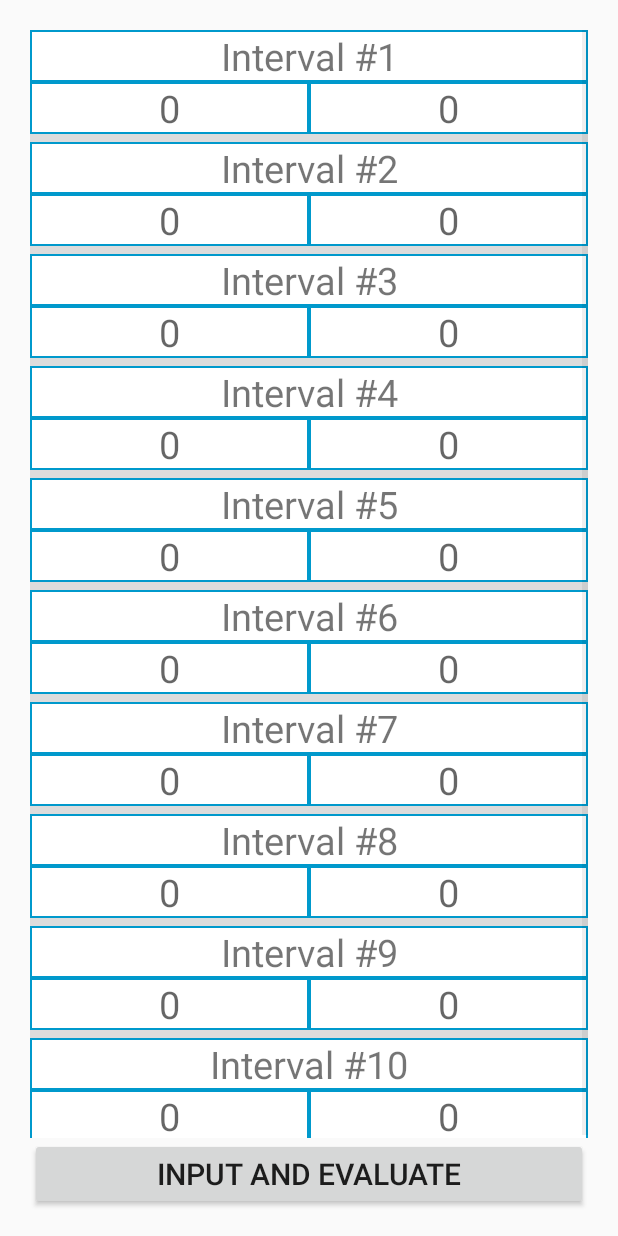
After one commit to sanstorik/confidence_interval_operations, an Android app: the ConfidenceArrayListActivity screen opened directly, with no data from a screen before it, on a phone screen of 412 x 824 dp. The commit adds this screen. Run offline under Robolectric (Android 15) with nearby library versions, the phone set to English and light mode, and no system bars.

Commit message:
implemented array input activity, all operations are done

```diff
--- a/app/build.gradle
+++ b/app/build.gradle
@@ -26,10 +26,10 @@ dependencies {
     androidTestCompile('com.android.support.test.espresso:espresso-core:2.2.2', {
         exclude group: 'com.android.support', module: 'support-annotations'
     })
+    compile "org.jetbrains.kotlin:kotlin-stdlib-jre7:$kotlin_version"
     compile 'com.android.support:appcompat-v7:26.+'
     compile 'com.android.support.constraint:constraint-layout:1.0.2'
     testCompile 'junit:junit:4.12'
-    compile "org.jetbrains.kotlin:kotlin-stdlib-jre7:$kotlin_version"
 }
 repositories {
     mavenCentral()
--- /dev/null
+++ b/app/src/main/java/com/example/chloe/confidence_interval_operations/interval_array_input/ConfidenceArrayListActivity.kt
@@ -0,0 +1,86 @@
+package com.example.chloe.confidence_interval_operations.interval_array_input
+
+import android.content.Intent
+import android.support.v7.app.AppCompatActivity
+import android.os.Bundle
+import android.util.Log
+import android.view.View
+import android.widget.ArrayAdapter
+import android.widget.EditText
+import android.widget.ListView
+import android.widget.TextView
+import com.example.chloe.confidence_interval_operations.MainActivity
+
+import com.example.chloe.confidence_interval_operations.R
+import com.example.chloe.confidence_interval_operations.confidence_operations.ConfidenceInterval
+import com.example.chloe.confidence_interval_operations.confidence_operations.Interval
+import kotlinx.android.synthetic.main.activity_confidence_array_list.*
+
+
+class ConfidenceArrayListActivity : AppCompatActivity() {
+    private val adapter: ArrayAdapter<Interval> by lazy { IntervalAdapter(this) }
+
+    override fun onCreate(savedInstanceState: Bundle?) {
+        super.onCreate(savedInstanceState)
+        setContentView(R.layout.activity_confidence_array_list)
+
+        populateListView()
+
+        input_btn.setOnClickListener {
+            val bundle = Bundle()
+            bundle.putDoubleArray("intervalValues", getArrayFromListView())
+            backToMainActivity(bundle)
+        }
+    }
+
+    private fun populateListView() {
+        for (i in 0 until 10) {
+            adapter.add(ConfidenceInterval.of(0,0))
+        }
+
+        intervalArray_lv.adapter = adapter
+        adapter.notifyDataSetChanged()
+    }
+
+    /**
+     * Sequence of left bound and right bound
+     * so size of this will be ( interval count * 2 )
+     */
+    private fun getArrayFromListView(): DoubleArray {
+        val arr = ArrayList<Double>()
+
+        for (i in 0 until intervalArray_lv.childCount) {
+            val view = getViewByPosition(i, intervalArray_lv)
+
+            val leftBoundText = view.findViewById<EditText>(R.id.leftBound_et).text.toString()
+            val rightBoundText = view.findViewById<EditText>(R.id.rightBound_et).text.toString()
+
+            if (leftBoundText.isEmpty() || rightBoundText.isEmpty()) break
+
+            arr.add(leftBoundText.toDouble())
+            arr.add(rightBoundText.toDouble())
+        }
+        Log.i("tag", arr.size.toString())
+
+        return arr.toDoubleArray()
+    }
+
+    private fun backToMainActivity(bundle: Bundle) {
+        val intent = Intent(this, MainActivity::class.java)
+        intent.putExtra("intervalList", bundle)
+
+
+        startActivity(intent)
+    }
+
+    private fun getViewByPosition(pos: Int, listView: ListView): View {
+        val firstListItemPosition = listView.firstVisiblePosition
+        val lastListItemPosition = firstListItemPosition + listView.childCount - 1
+
+        return if (pos < firstListItemPosition || pos > lastListItemPosition) {
+            listView.adapter.getView(pos, null, listView)
+        } else {
+            listView.getChildAt(pos - firstListItemPosition)
+        }
+    }
+}
--- /dev/null
+++ b/app/src/main/java/com/example/chloe/confidence_interval_operations/interval_array_input/IntervalAdapter.kt
@@ -0,0 +1,61 @@
+package com.example.chloe.confidence_interval_operations.interval_array_input
+
+import android.content.Context
+import android.text.Editable
+import android.text.TextWatcher
+import android.view.LayoutInflater
+import android.view.View
+import android.view.ViewGroup
+import android.widget.ArrayAdapter
+import android.widget.TextView
+import com.example.chloe.confidence_interval_operations.R
+import com.example.chloe.confidence_interval_operations.confidence_operations.Interval
+
+class IntervalAdapter (context: Context):
+        ArrayAdapter<Interval>(context, 0) {
+
+    private var arr = Array(10, {_ -> kotlin.DoubleArray(2) })
+
+    override fun getView(position: Int, convertView: View?, parent: ViewGroup?): View {
+        val view = LayoutInflater.from(context).inflate(R.layout.interval_list_item, parent, false)
+
+        view.findViewById<TextView>(R.id.leftBound_et)
+                .addTextChangedListener(getTextListener(0, position))
+        view.findViewById<TextView>(R.id.rightBound_et)
+                .addTextChangedListener(getTextListener(1, position))
+
+
+        view?.findViewById<TextView>(R.id.interval_tv)?.text = "Interval #${position + 1}"
+
+        val leftBoundEdit = view?.findViewById<TextView>(R.id.leftBound_et)
+        val rightBoundEdit = view?.findViewById<TextView>(R.id.rightBound_et)
+
+        if (arr[position][0] != 0.0) {
+            leftBoundEdit?.text = arr[position][0].toString()
+        }
+        if (arr[position][1] != 0.0) {
+            rightBoundEdit?.text = arr[position][1].toString()
+        }
+
+        return view
+    }
+
+
+    private fun getTextListener(index: Int, position: Int): TextWatcher {
+        return object: TextWatcher {
+            override fun afterTextChanged(p0: Editable?) {
+            }
+
+            override fun beforeTextChanged(p0: CharSequence?, p1: Int, p2: Int, p3: Int) {
+            }
+
+            override fun onTextChanged(p0: CharSequence?, p1: Int, p2: Int, p3: Int) {
+                if (!p0.isNullOrEmpty()) {
+                    arr[position][index] = p0?.toString()?.toDouble()!!
+                } else {
+                    arr[position][index] = 0.0;
+                }
+            }
+        }
+    }
+}
--- /dev/null
+++ b/app/src/main/res/drawable/border.xml
@@ -0,0 +1,4 @@
+<shape xmlns:android="http://schemas.android.com/apk/res/android" android:shape="rectangle" >
+    <solid android:color="@android:color/white" />
+    <stroke android:width="1.5dip" android:color="@android:color/holo_blue_dark"/>
+</shape>
--- /dev/null
+++ b/app/src/main/res/layout/activity_confidence_array_list.xml
@@ -0,0 +1,33 @@
+<?xml version="1.0" encoding="utf-8"?>
+<RelativeLayout xmlns:android="http://schemas.android.com/apk/res/android"
+    xmlns:app="http://schemas.android.com/apk/res-auto"
+    xmlns:tools="http://schemas.android.com/tools"
+    android:layout_width="match_parent"
+    android:layout_height="match_parent"
+    tools:context="com.example.chloe.confidence_interval_operations.interval_array_input.ConfidenceArrayListActivity">
+
+    <ListView
+        android:id="@+id/intervalArray_lv"
+        android:layout_width="match_parent"
+        android:layout_height="50dp"
+        android:layout_alignParentTop="true"
+        android:layout_centerHorizontal="true"
+        android:dividerHeight="5dp"
+        android:layout_marginLeft="20dp"
+        android:layout_marginRight="20dp"
+        android:layout_marginTop="20dp"
+        android:layout_above="@+id/input_btn" />
+
+    <Button
+        android:id="@+id/input_btn"
+        android:layout_width="wrap_content"
+        android:layout_height="wrap_content"
+        android:layout_alignEnd="@+id/intervalArray_lv"
+        android:layout_alignLeft="@+id/intervalArray_lv"
+        android:layout_alignParentBottom="true"
+        android:layout_alignRight="@+id/intervalArray_lv"
+        android:layout_alignStart="@+id/intervalArray_lv"
+        android:layout_marginBottom="17dp"
+        android:text="INPUT AND EVALUATE"
+        android:textSize="20sp" />
+</RelativeLayout>
--- /dev/null
+++ b/app/src/main/res/layout/interval_list_item.xml
@@ -0,0 +1,48 @@
+<?xml version="1.0" encoding="utf-8"?>
+<LinearLayout xmlns:android="http://schemas.android.com/apk/res/android"
+    android:orientation="vertical" android:layout_width="match_parent"
+    android:layout_height="match_parent">
+
+    <TextView
+        android:id="@+id/interval_tv"
+        android:layout_width="match_parent"
+        android:layout_height="wrap_content"
+        android:background="@drawable/border"
+        android:gravity="center_horizontal"
+        android:text="Interval #1"
+        android:textAlignment="center"
+        android:textSize="25sp" />
+
+    <LinearLayout
+        android:layout_width="match_parent"
+        android:layout_height="match_parent"
+        android:orientation="horizontal">
+
+        <EditText
+            android:id="@+id/leftBound_et"
+            android:layout_width="wrap_content"
+            android:layout_height="wrap_content"
+            android:layout_weight="1"
+            android:background="@drawable/border"
+            android:ems="10"
+            android:gravity="center_horizontal"
+            android:hint="0"
+            android:inputType="number"
+            android:textAlignment="center"
+            android:textSize="25sp" />
+
+        <EditText
+            android:id="@+id/rightBound_et"
+            android:layout_width="wrap_content"
+            android:layout_height="wrap_content"
+            android:layout_weight="1"
+            android:background="@drawable/border"
+            android:ems="10"
+            android:gravity="center_horizontal"
+            android:hint="0"
+            android:inputType="number"
+            android:textAlignment="center"
+            android:textSize="25sp" />
+    </LinearLayout>
+
+</LinearLayout>
--- a/app/src/main/res/values/strings.xml
+++ b/app/src/main/res/values/strings.xml
@@ -1,3 +1,3 @@
 <resources>
-    <string name="app_name">confidence_interval_operations</string>
+    <string name="app_name">Intervals calculator</string>
 </resources>
```
Also changed, not shown: app/src/main/AndroidManifest.xml (+9 -6 lines), app/src/main/java/com/example/chloe/confidence_interval_operations/MainActivity.kt (+40 -2 lines), app/src/main/java/com/example/chloe/confidence_interval_operations/MainActivityPresenter.kt (+48 -3 lines), app/src/main/res/mipmap-hdpi/ic_launcher.png, app/src/main/res/mipmap-hdpi/ic_launcher_round.png (deleted), app/src/main/res/mipmap-mdpi/ic_launcher.png, app/src/main/res/mipmap-mdpi/ic_launcher_round.png (deleted), app/src/main/res/mipmap-xhdpi/ic_launcher.png, app/src/main/res/mipmap-xhdpi/ic_launcher_round.png (deleted), app/src/main/res/mipmap-xxhdpi/ic_launcher.png, app/src/main/res/mipmap-xxhdpi/ic_launcher_round.png (deleted), app/src/main/res/mipmap-xxxhdpi/ic_launcher.png, app/src/main/res/mipmap-xxxhdpi/ic_launcher_round.png (deleted).
